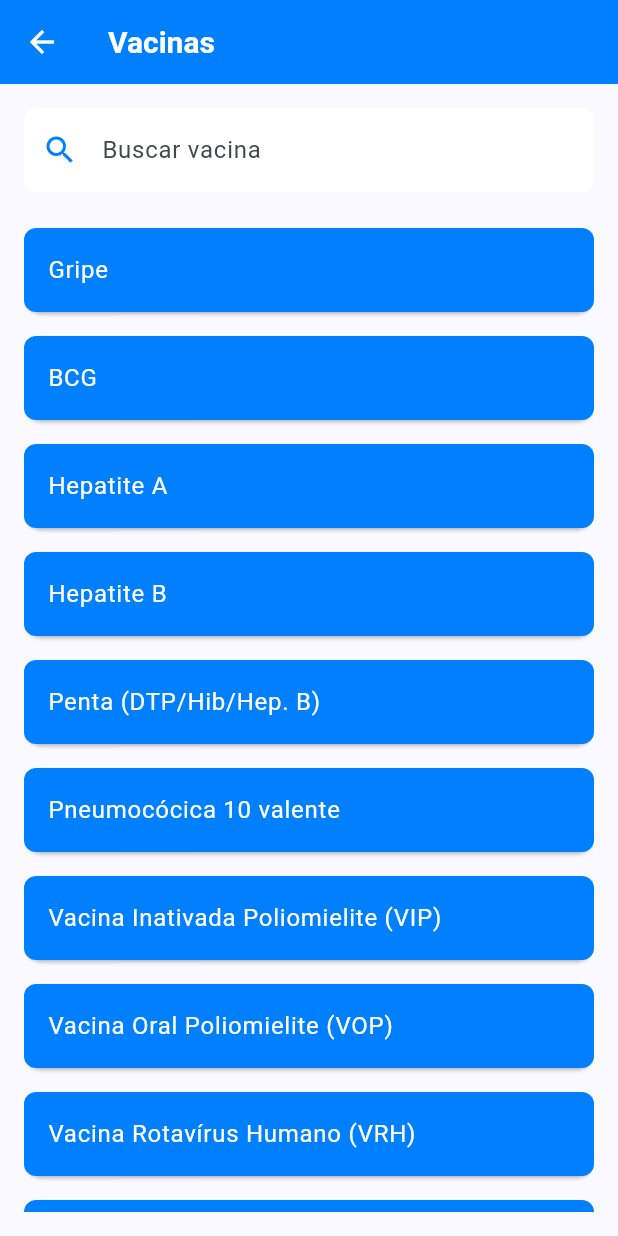
After one commit to EmanuelCosta23/MediTrack-mobile, a Flutter app: the VacinaScreen screen opened directly, on a phone screen of 412 x 824 dp. The commit adds this screen. Run offline on Flutter 3.47's test engine with Material 3 defaults, Android fonts, the phone set to English and light mode, and no system bars; our stand-ins replace shared_preferences; accounts and stored records are empty.

Commit message:
pagina vacina criada

```diff
--- a/lib/main.dart
+++ b/lib/main.dart
@@ -4,6 +4,7 @@ import 'screens/login_screen.dart';
 import 'screens/home_screen.dart';
 import 'screens/signup_screen.dart';
 import 'screens/forgot_password_screen.dart';
+import 'screens/vacina_screen.dart';
 import 'services/auth_service.dart';
 import 'services/route_guard.dart';
 
@@ -30,6 +31,7 @@ class MyApp extends StatelessWidget {
       '/signup': (context) => const SignUpScreen(),
       '/forgot-password': (context) => const ForgotPasswordScreen(),
       '/home': (context) => const HomeScreen(),
+      '/vacinas': (context) => const VacinaScreen(),
     };
 
     return MaterialApp(
--- a/lib/screens/home_screen.dart
+++ b/lib/screens/home_screen.dart
@@ -1,7 +1,6 @@
 import 'package:flutter/material.dart';
 import '../widgets/sidebar.dart';
 import 'detalhe_posto.dart';
-import 'remedio_screen.dart';
 import 'package:provider/provider.dart';
 import '../services/auth_service.dart';
 
--- a/lib/screens/login_screen.dart
+++ b/lib/screens/login_screen.dart
@@ -84,7 +84,7 @@ class _LoginScreenState extends State<LoginScreen> {
   Widget build(BuildContext context) {
     // Verificar se o serviço de autenticação está carregando
     final authService = Provider.of<AuthService>(context);
-    final bool _isLoading = authService.isLoading;
+    final bool isLoading = authService.isLoading;
 
     return Scaffold(
       backgroundColor: const Color(0xFF0080FF),
@@ -205,7 +205,7 @@ class _LoginScreenState extends State<LoginScreen> {
                 const SizedBox(height: 20),
 
                 // Login Button
-                _isLoading
+                isLoading
                     ? const Center(
                       child: CircularProgressIndicator(color: Colors.white),
                     )
--- a/lib/screens/signup_screen.dart
+++ b/lib/screens/signup_screen.dart
@@ -1,8 +1,5 @@
 import 'package:flutter/material.dart';
-import 'package:flutter/services.dart';
-import 'package:provider/provider.dart';
 import '../services/api_service.dart';
-import '../services/auth_service.dart';
 
 class SignUpScreen extends StatefulWidget {
   const SignUpScreen({super.key});
--- /dev/null
+++ b/lib/screens/vacina_screen.dart
@@ -0,0 +1,126 @@
+import 'package:flutter/material.dart';
+
+class VacinaScreen extends StatefulWidget {
+  const VacinaScreen({super.key});
+
+  @override
+  State<VacinaScreen> createState() => _VacinaScreenState();
+}
+
+class _VacinaScreenState extends State<VacinaScreen> {
+  final List<String> _vacinas = [
+    'Gripe',
+    'BCG',
+    'Hepatite A',
+    'Hepatite B',
+    'Penta (DTP/Hib/Hep. B)',
+    'Pneumocócica 10 valente',
+    'Vacina Inativada Poliomielite (VIP)',
+    'Vacina Oral Poliomielite (VOP)',
+    'Vacina Rotavírus Humano (VRH)',
+    'Meningocócica C (conjugada)',
+    'Febre amarela',
+    'Tríplice viral',
+    'Tetraviral',
+    'DTP (tríplice bacteriana)',
+    'Varicela',
+    'HPV quadrivalente',
+    'dT (dupla adulto)',
+    'dTpa (DTP adulto)',
+    'Menigocócica ACWY',
+  ];
+
+  String _searchQuery = '';
+  List<String> _filteredVacinas = [];
+
+  @override
+  void initState() {
+    super.initState();
+    _filteredVacinas = _vacinas;
+  }
+
+  void _filterVacinas(String query) {
+    setState(() {
+      _searchQuery = query;
+      if (query.isEmpty) {
+        _filteredVacinas = _vacinas;
+      } else {
+        _filteredVacinas = _vacinas
+            .where((vacina) =>
+                vacina.toLowerCase().contains(query.toLowerCase()))
+            .toList();
+      }
+    });
+  }
+
+  @override
+  Widget build(BuildContext context) {
+    return Scaffold(
+      appBar: AppBar(
+        title: const Text('Vacinas'),
+        backgroundColor: const Color(0xFF0080FF),
+        leading: IconButton(
+          icon: const Icon(Icons.arrow_back, color: Colors.white),
+          onPressed: () => Navigator.pop(context),
+        ),
+        titleTextStyle: const TextStyle(
+          color: Colors.white,
+          fontSize: 20,
+          fontWeight: FontWeight.bold,
+        ),
+      ),
+      body: Padding(
+        padding: const EdgeInsets.all(16.0),
+        child: Column(
+          children: [
+            // Search bar with autocomplete
+            TextField(
+              onChanged: _filterVacinas,
+              decoration: InputDecoration(
+                hintText: 'Buscar vacina',
+                filled: true,
+                fillColor: Colors.white,
+                border: OutlineInputBorder(
+                  borderRadius: BorderRadius.circular(8),
+                  borderSide: BorderSide.none,
+                ),
+                prefixIcon: const Icon(Icons.search, color: Color(0xFF0080FF)),
+              ),
+            ),
+            const SizedBox(height: 16),
+            // List of vaccines
+            Expanded(
+              child: ListView.builder(
+                itemCount: _filteredVacinas.length,
+                itemBuilder: (context, index) {
+                  return VaccineTile(name: _filteredVacinas[index]);
+                },
+              ),
+            ),
+          ],
+        ),
+      ),
+    );
+  }
+}
+
+class VaccineTile extends StatelessWidget {
+  final String name;
+
+  const VaccineTile({super.key, required this.name});
+
+  @override
+  Widget build(BuildContext context) {
+    return Card(
+      margin: const EdgeInsets.symmetric(vertical: 8.0),
+      child: ListTile(
+        title: Text(name),
+        tileColor: const Color(0xFF0080FF),
+        textColor: Colors.white,
+        shape: RoundedRectangleBorder(
+          borderRadius: BorderRadius.circular(8),
+        ),
+      ),
+    );
+  }
+}
--- /dev/null
+++ b/lib/vacina_preview.dart
@@ -0,0 +1,25 @@
+import 'package:flutter/material.dart';
+import 'screens/vacina_screen.dart';
+
+void main() {
+  runApp(const VacinaPreviewApp());
+}
+
+class VacinaPreviewApp extends StatelessWidget {
+  const VacinaPreviewApp({super.key});
+
+  @override
+  Widget build(BuildContext context) {
+    return MaterialApp(
+      debugShowCheckedModeBanner: false,
+      theme: ThemeData(
+        colorScheme: ColorScheme.fromSeed(
+          seedColor: const Color(0xFF0080FF),
+          primary: const Color(0xFF0080FF),
+        ),
+        useMaterial3: true,
+      ),
+      home: const VacinaScreen(),
+    );
+  }
+}
```
